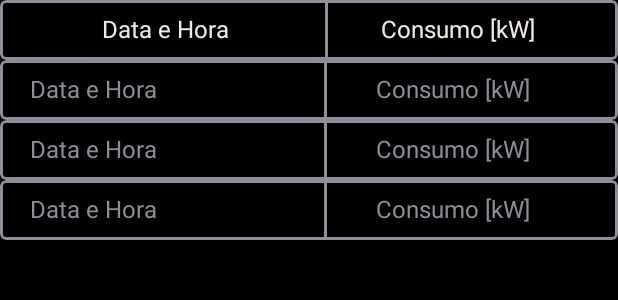
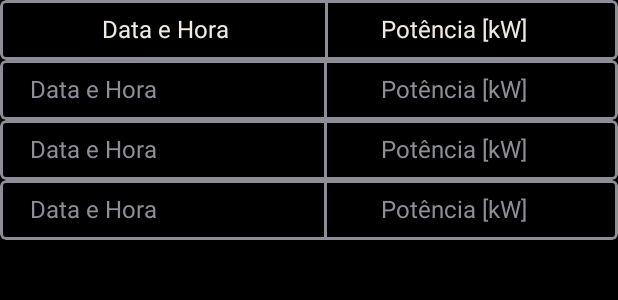
Before and after one commit to laryssa-oliveira/kWh-Monitoring, an Android app: the layout fragment_table.xml on its own in the app's theme, with its tools: preview values and no code run, on a phone screen of 412 x 824 dp. Shown: the top 300 px of the screen. Run offline under Robolectric (Android 15) with nearby library versions, the phone set to English and light mode, and no system bars.

Commit message:
Fixing project

```diff
--- a/app/src/main/res/values/strings.xml
+++ b/app/src/main/res/values/strings.xml
@@ -9,6 +9,6 @@
     <string name="title_table">Tabela</string>
 
     <string name="col_table_date">Data e Hora</string>
-    <string name="col_table_kWh">Consumo [kW]</string>
+    <string name="col_table_kWh">Potência [kW]</string>
 
 </resources>
```
